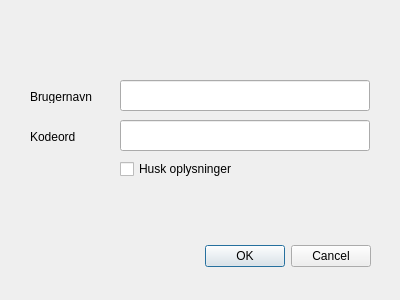
Old version of the form KortForsyningen/kf_settings.ui in the repository SDFIdk/Qgis_plugin_Kortforsyningen.
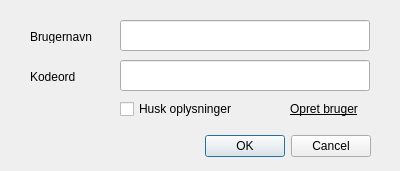
New version of the form.

Commit message:
Work on settings ui. Link doesnt work on OS X
We can only open the link by right-clicking and copying the link location

Patch:
```diff
--- a/KortForsyningen/kf_settings.ui
+++ b/KortForsyningen/kf_settings.ui
@@ -7,7 +7,7 @@
     <x>0</x>
     <y>0</y>
     <width>400</width>
-    <height>300</height>
+    <height>171</height>
    </rect>
   </property>
   <property name="windowTitle">
@@ -17,7 +17,7 @@
    <property name="geometry">
     <rect>
      <x>30</x>
-     <y>240</y>
+     <y>130</y>
      <width>341</width>
      <height>32</height>
     </rect>
@@ -33,7 +33,7 @@
    <property name="geometry">
     <rect>
      <x>30</x>
-     <y>90</y>
+     <y>30</y>
      <width>70</width>
      <height>13</height>
     </rect>
@@ -46,7 +46,7 @@
    <property name="geometry">
     <rect>
      <x>30</x>
-     <y>130</y>
+     <y>70</y>
      <width>70</width>
      <height>13</height>
     </rect>
@@ -59,7 +59,7 @@
    <property name="geometry">
     <rect>
      <x>120</x>
-     <y>160</y>
+     <y>100</y>
      <width>121</width>
      <height>18</height>
     </rect>
@@ -72,7 +72,7 @@
    <property name="geometry">
     <rect>
      <x>120</x>
-     <y>80</y>
+     <y>20</y>
      <width>250</width>
      <height>31</height>
     </rect>
@@ -82,12 +82,25 @@
    <property name="geometry">
     <rect>
      <x>120</x>
-     <y>120</y>
+     <y>60</y>
      <width>250</width>
      <height>31</height>
     </rect>
    </property>
   </widget>
+  <widget class="QLabel" name="label">
+   <property name="geometry">
+    <rect>
+     <x>290</x>
+     <y>100</y>
+     <width>81</width>
+     <height>18</height>
+    </rect>
+   </property>
+   <property name="text">
+    <string>&lt;html&gt;&lt;head/&gt;&lt;body&gt;&lt;p&gt;&lt;a href=&quot;http://download.kortforsyningen.dk//content/opret-mig-som-bruger&quot;&gt;&lt;span style=&quot; color:#000000;&quot;&gt;Opret bruger&lt;/span&gt;&lt;/a&gt;&lt;/p&gt;&lt;/body&gt;&lt;/html&gt;</string>
+   </property>
+  </widget>
  </widget>
  <resources/>
  <connections>
```
The commit also changes 1 other file.
